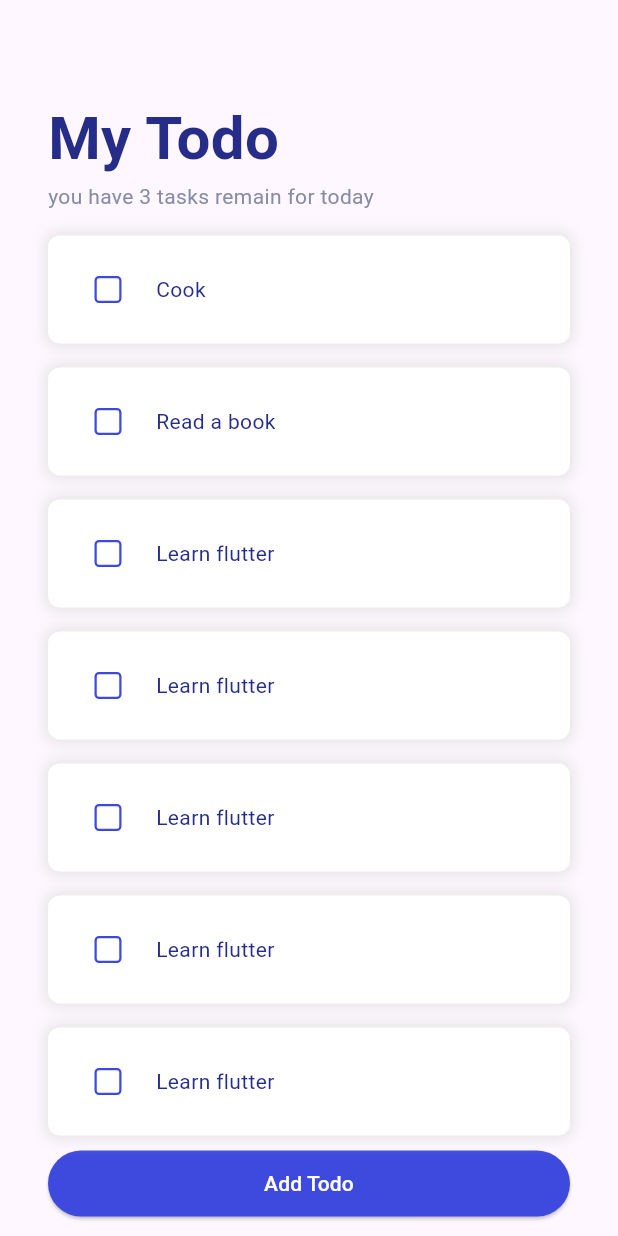
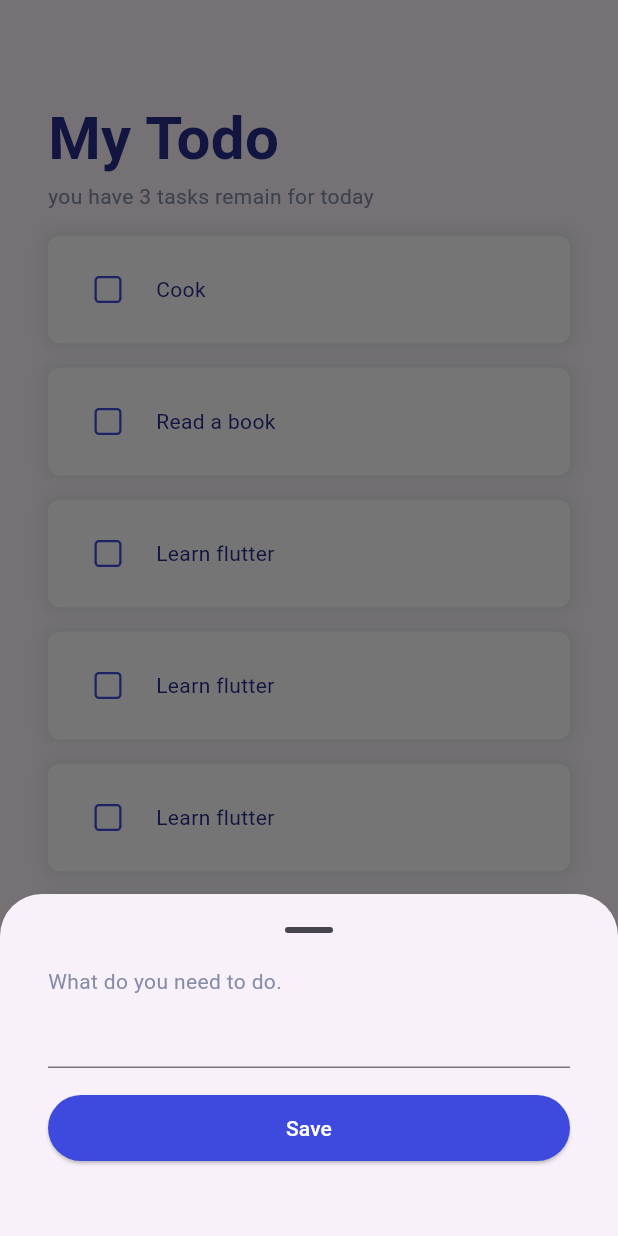
Before and after one commit to aphiratnimanussonkul/todo-app, a Flutter app: the TodoPage screen opened by its route, after a tap on "Add Todo", on a phone screen of 412 x 824 dp. Run offline on Flutter 3.47's test engine with Material 2 defaults, Android fonts, the phone set to English and light mode, and no system bars.

Commit message:
[Todo] handle add more todo,
show bottom sheet

```diff
--- a/lib/pages/todo.dart
+++ b/lib/pages/todo.dart
@@ -132,6 +132,48 @@ class _TodoPageState extends State<TodoPage> {
     );
   }
 
+  openModalAddTodo(BuildContext context) {
+    return showModalBottomSheet(
+        showDragHandle: true,
+        context: context,
+        builder: (context) {
+          return Container(
+            padding: const EdgeInsets.only(left: 32, right: 32),
+            width: MediaQuery.sizeOf(context).width,
+            height: 180,
+            child:
+                Column(crossAxisAlignment: CrossAxisAlignment.start, children: [
+              const Text(
+                "What do you need to do.",
+                style: TextStyle(
+                  color: Color(0xff858CA7),
+                  fontSize: 14,
+                ),
+              ),
+              const TextField(),
+              const SizedBox(width: 1, height: 16),
+              ElevatedButton(
+                style: const ButtonStyle(
+                  backgroundColor: MaterialStatePropertyAll<Color>(
+                    Color(0xff3E4ADE),
+                  ),
+                ),
+                child: Container(
+                  padding: const EdgeInsets.symmetric(vertical: 12),
+                  width: MediaQuery.sizeOf(context).width,
+                  child: const Text(
+                    "Save",
+                    textAlign: TextAlign.center,
+                    style: TextStyle(color: Colors.white),
+                  ),
+                ),
+                onPressed: () {},
+              )
+            ]),
+          );
+        });
+  }
+
   Container addTodoButton(BuildContext context) {
     return Container(
       padding: const EdgeInsets.symmetric(horizontal: 32),
@@ -150,7 +192,7 @@ class _TodoPageState extends State<TodoPage> {
             style: TextStyle(color: Colors.white),
           ),
         ),
-        onPressed: () => Navigator.pushNamed(context, "/todo"),
+        onPressed: () => openModalAddTodo(context),
       ),
     );
   }
```
